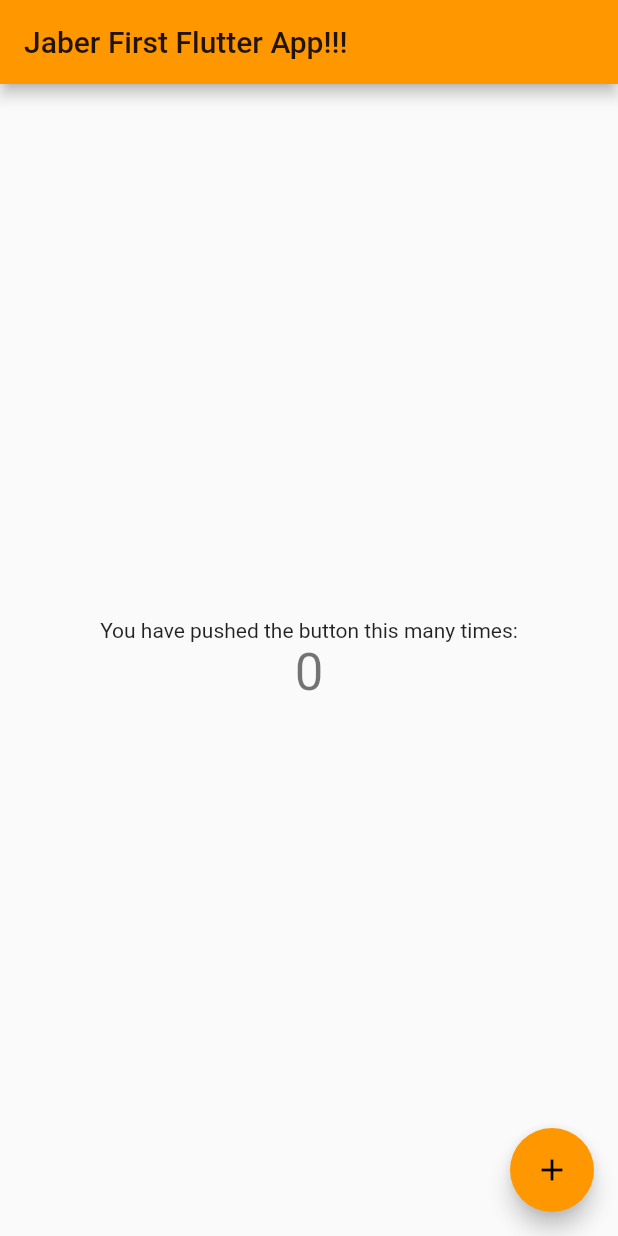
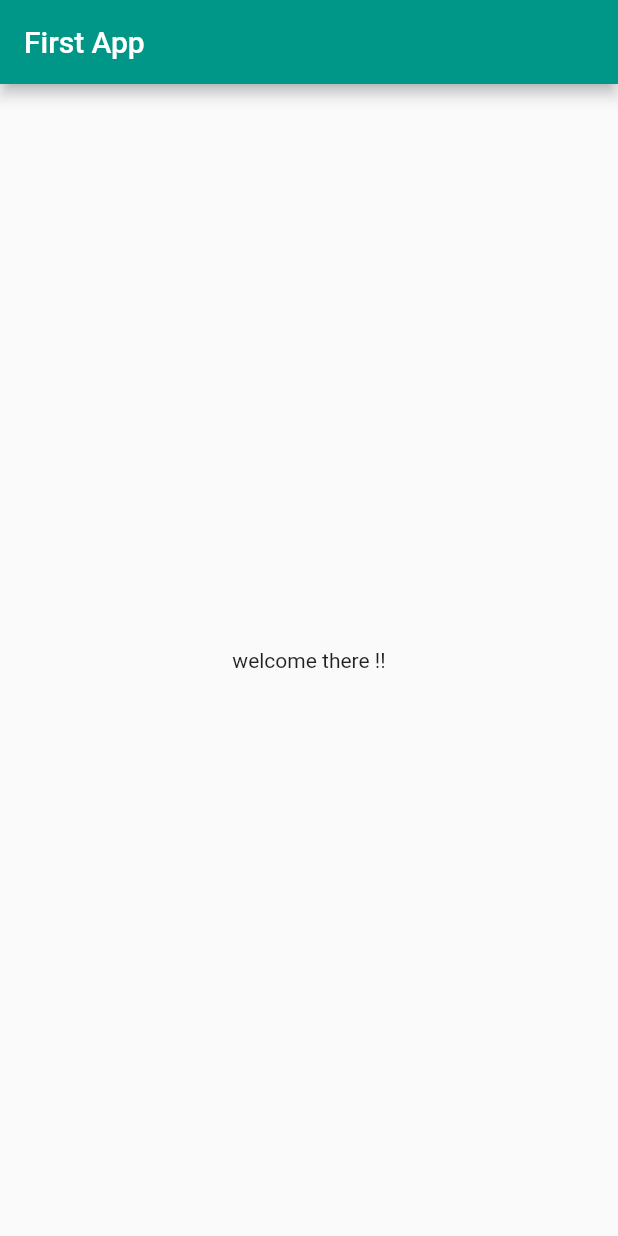
Before and after one commit to jabershabeek/Flutter_Repo, a Flutter app: the screen it shows after launch, on a phone screen of 412 x 824 dp. Run offline on Flutter 3.47's test engine with Material 2 defaults, Android fonts, the phone set to English and light mode, and no system bars.

Commit message:
first change on the default project

```diff
--- a/first_flutter_app/lib/main.dart
+++ b/first_flutter_app/lib/main.dart
@@ -3,109 +3,29 @@ import 'package:flutter/material.dart';
 void main() => runApp(MyApp());
 
 class MyApp extends StatelessWidget {
-  // This widget is the root of your application.
   @override
   Widget build(BuildContext context) {
     return MaterialApp(
       title: 'Jaber\'s first flutter app',
       theme: ThemeData(
-        // This is the theme of your application.
-        //
-        // Try running your application with "flutter run". You'll see the
-        // application has a blue toolbar. Then, without quitting the app, try
-        // changing the primarySwatch below to Colors.green and then invoke
-        // "hot reload" (press "r" in the console where you ran "flutter run",
-        // or simply save your changes to "hot reload" in a Flutter IDE).
-        // Notice that the counter didn't reset back to zero; the application
-        // is not restarted.
-        primarySwatch: Colors.orange,
+        primarySwatch: Colors.blueGrey,
       ),
-      home: MyHomePage(title: 'Jaber First Flutter App!!!'),
+      home: HomePage(),
     );
   }
 }
 
-class MyHomePage extends StatefulWidget {
-  MyHomePage({Key key, this.title}) : super(key: key);
-
-  // This widget is the home page of your application. It is stateful, meaning
-  // that it has a State object (defined below) that contains fields that affect
-  // how it looks.
-
-  // This class is the configuration for the state. It holds the values (in this
-  // case the title) provided by the parent (in this case the App widget) and
-  // used by the build method of the State. Fields in a Widget subclass are
-  // always marked "final".
-
-  final String title;
-
-  @override
-  _MyHomePageState createState() => _MyHomePageState();
-}
-
-class _MyHomePageState extends State<MyHomePage> {
-  int _counter = 0;
-
-  void _incrementCounter() {
-    setState(() {
-      // This call to setState tells the Flutter framework that something has
-      // changed in this State, which causes it to rerun the build method below
-      // so that the display can reflect the updated values. If we changed
-      // _counter without calling setState(), then the build method would not be
-      // called again, and so nothing would appear to happen.
-      _counter++;
-    });
-  }
-
+class HomePage extends StatelessWidget {
   @override
   Widget build(BuildContext context) {
-    // This method is rerun every time setState is called, for instance as done
-    // by the _incrementCounter method above.
-    //
-    // The Flutter framework has been optimized to make rerunning build methods
-    // fast, so that you can just rebuild anything that needs updating rather
-    // than having to individually change instances of widgets.
     return Scaffold(
       appBar: AppBar(
-        // Here we take the value from the MyHomePage object that was created by
-        // the App.build method, and use it to set our appbar title.
-        title: Text(widget.title),
+        backgroundColor: Colors.teal,
+        title: Text("First App"),
       ),
       body: Center(
-        // Center is a layout widget. It takes a single child and positions it
-        // in the middle of the parent.
-        child: Column(
-          // Column is also a layout widget. It takes a list of children and
-          // arranges them vertically. By default, it sizes itself to fit its
-          // children horizontally, and tries to be as tall as its parent.
-          //
-          // Invoke "debug painting" (press "p" in the console, choose the
-          // "Toggle Debug Paint" action from the Flutter Inspector in Android
-          // Studio, or the "Toggle Debug Paint" command in Visual Studio Code)
-          // to see the wireframe for each widget.
-          //
-          // Column has various properties to control how it sizes itself and
-          // how it positions its children. Here we use mainAxisAlignment to
-          // center the children vertically; the main axis here is the vertical
-          // axis because Columns are vertical (the cross axis would be
-          // horizontal).
-          mainAxisAlignment: MainAxisAlignment.center,
-          children: <Widget>[
-            Text(
-              'You have pushed the button this many times:',
-            ),
-            Text(
-              '$_counter',
-              style: Theme.of(context).textTheme.display1,
-            ),
-          ],
-        ),
+        child: Text("welcome there !!"),
       ),
-      floatingActionButton: FloatingActionButton(
-        onPressed: _incrementCounter,
-        tooltip: 'Increment',
-        child: Icon(Icons.add),
-      ), // This trailing comma makes auto-formatting nicer for build methods.
     );
   }
 }
```
